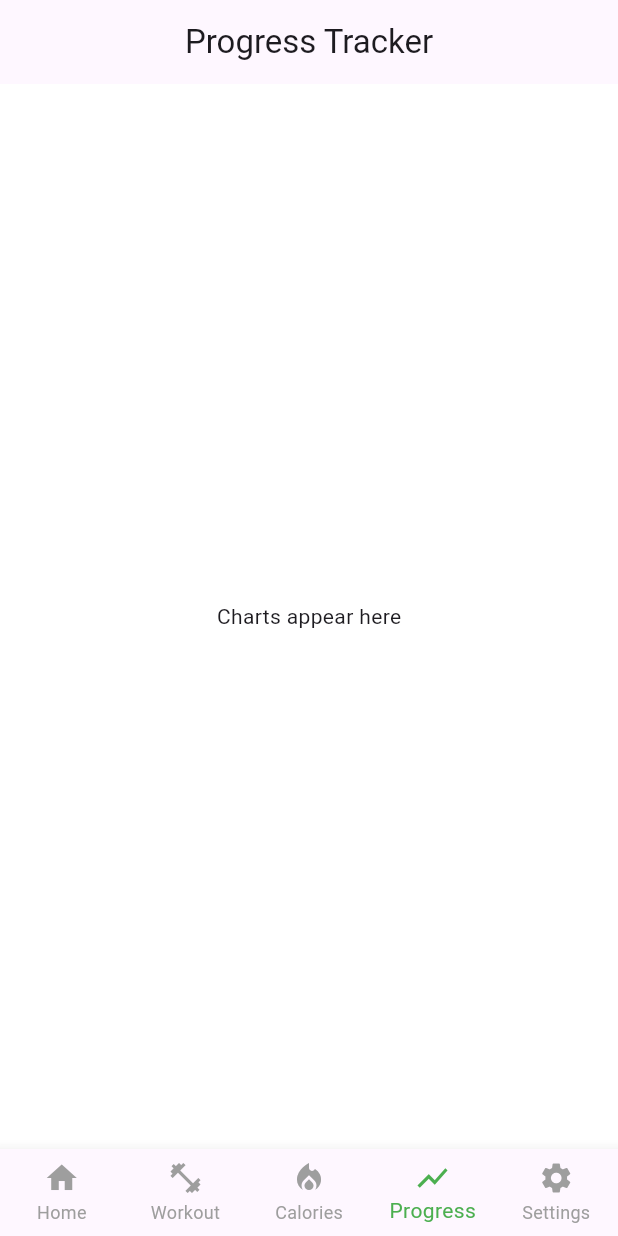
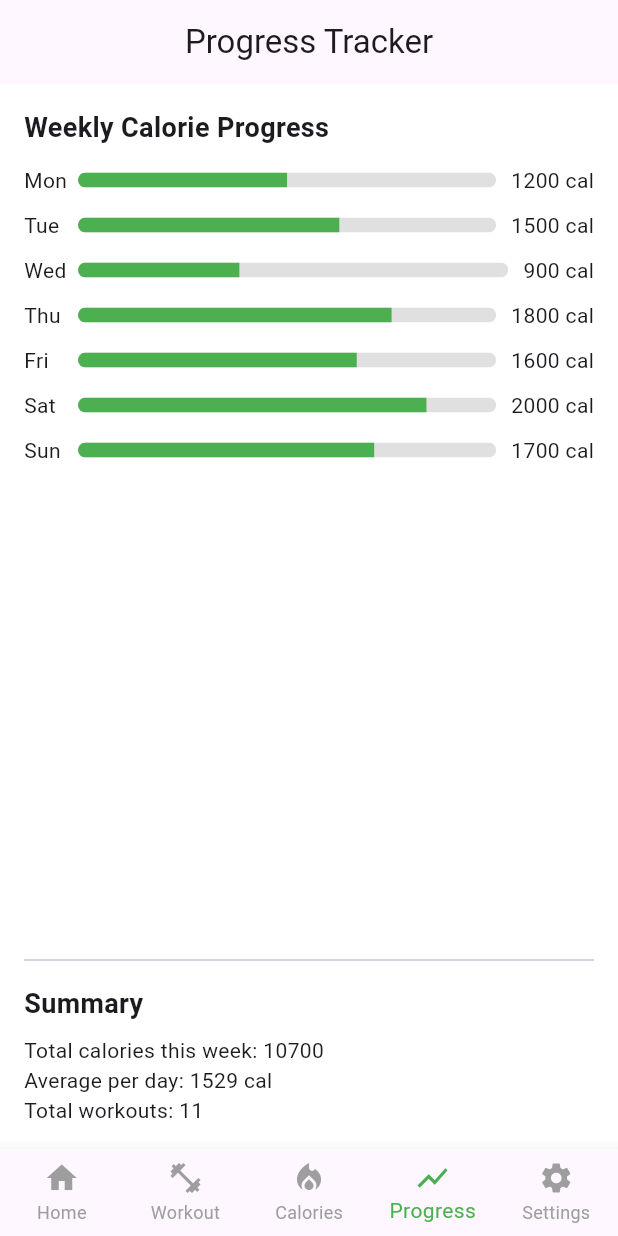
Before and after one commit to 002891677/Group_Project1, a Flutter app: the screen it shows after launch, item 4 of the bottom bar chosen, on a phone screen of 412 x 824 dp. Run offline on Flutter 3.47's test engine with Material 3 defaults, Android fonts, the phone set to English and light mode, and no system bars.

Commit message:
feat(progress): add weekly progress screen with bars and summary

```diff
--- a/lib/screens/progress_tracker.dart
+++ b/lib/screens/progress_tracker.dart
@@ -1,10 +1,92 @@
 import 'package:flutter/material.dart';
 
-class ProgressTrackerScreen extends StatelessWidget {
+class ProgressTrackerScreen extends StatefulWidget {
   const ProgressTrackerScreen({super.key});
+
   @override
-  Widget build(BuildContext context) => Scaffold(
-    appBar: AppBar(title: const Text('Progress Tracker')),
-    body: const Center(child: Text('Charts appear here')),
-  );
+  State<ProgressTrackerScreen> createState() => _ProgressTrackerScreenState();
 }
+
+class _ProgressTrackerScreenState extends State<ProgressTrackerScreen> {
+  // Dummy weekly data (Mon..Sun). You can wire real data later.
+  final List<int> weeklyCalories = [1200, 1500, 900, 1800, 1600, 2000, 1700];
+  final List<int> weeklyWorkouts = [1, 2, 0, 2, 1, 3, 2];
+  final List<String> days = const [
+    'Mon',
+    'Tue',
+    'Wed',
+    'Thu',
+    'Fri',
+    'Sat',
+    'Sun',
+  ];
+
+  int get totalCalories => weeklyCalories.fold(0, (sum, v) => sum + v);
+
+  double get avgCalories =>
+      weeklyCalories.isEmpty ? 0 : totalCalories / weeklyCalories.length;
+
+  int get totalWorkouts => weeklyWorkouts.fold(0, (sum, v) => sum + v);
+
+  @override
+  Widget build(BuildContext context) {
+    return Scaffold(
+      appBar: AppBar(title: const Text('Progress Tracker')),
+      body: Padding(
+        padding: const EdgeInsets.all(16),
+        child: Column(
+          crossAxisAlignment: CrossAxisAlignment.start,
+          children: [
+            const Text(
+              'Weekly Calorie Progress',
+              style: TextStyle(fontSize: 18, fontWeight: FontWeight.bold),
+            ),
+            const SizedBox(height: 12),
+
+            // Calorie bars
+            Expanded(
+              child: ListView.separated(
+                itemCount: days.length,
+                separatorBuilder: (_, __) => const SizedBox(height: 10),
+                itemBuilder: (context, i) {
+                  final value = weeklyCalories[i].clamp(0, 2400);
+                  final pct = value / 2400.0; // 2400 as a reference daily goal
+                  return Row(
+                    children: [
+                      SizedBox(width: 36, child: Text(days[i])),
+                      Expanded(
+                        child: ClipRRect(
+                          borderRadius: BorderRadius.circular(8),
+                          child: LinearProgressIndicator(
+                            value: pct,
+                            minHeight: 10,
+                            backgroundColor: Colors.grey[300],
+                            color: Colors.green,
+                          ),
+                        ),
+                      ),
+                      const SizedBox(width: 10),
+                      Text('${weeklyCalories[i]} cal'),
+                    ],
+                  );
+                },
+              ),
+            ),
+
+            const Divider(height: 32),
+
+            // Summary
+            const Text(
+              'Summary',
+              style: TextStyle(fontSize: 18, fontWeight: FontWeight.bold),
+            ),
+            const SizedBox(height: 8),
+            Text('Total calories this week: $totalCalories'),
+            Text('Average per day: ${avgCalories.toStringAsFixed(0)} cal'),
+            Text('Total workouts: $totalWorkouts'),
+          ],
+        ),
+      ),
+    );
+  }
+}
```
